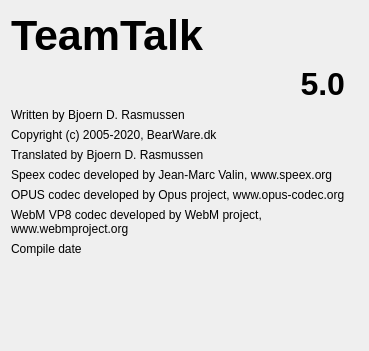
This is Client/qtTeamTalk/about.ui in BearWare/TeamTalk5 as Qt 5 draws it before an edit. The edited form follows.
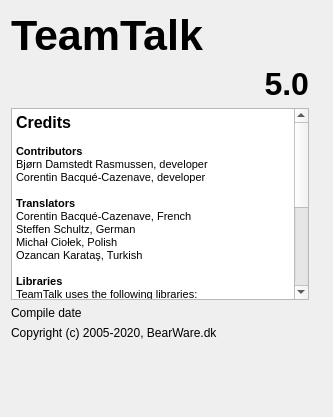
This is the edited form.

Commit message: Added 'Credits' to About-dialog

The edit to the form file:
```diff
--- a/Client/qtTeamTalk/about.ui
+++ b/Client/qtTeamTalk/about.ui
@@ -7,7 +7,7 @@
     <x>0</x>
     <y>0</y>
     <width>333</width>
-    <height>351</height>
+    <height>417</height>
    </rect>
   </property>
   <property name="windowTitle">
@@ -68,55 +68,41 @@
       </layout>
      </item>
      <item>
-      <widget class="QLabel" name="label_3">
-       <property name="text">
-        <string>Written by Bjoern D. Rasmussen</string>
+      <widget class="QTextBrowser" name="textBrowser">
+       <property name="html">
+        <string>&lt;!DOCTYPE HTML PUBLIC &quot;-//W3C//DTD HTML 4.0//EN&quot; &quot;http://www.w3.org/TR/REC-html40/strict.dtd&quot;&gt;
+&lt;html&gt;&lt;head&gt;&lt;meta name=&quot;qrichtext&quot; content=&quot;1&quot; /&gt;&lt;style type=&quot;text/css&quot;&gt;
+p, li { white-space: pre-wrap; }
+&lt;/style&gt;&lt;/head&gt;&lt;body style=&quot; font-family:'MS Shell Dlg 2'; font-size:8.25pt; font-weight:400; font-style:normal;&quot;&gt;
+&lt;p style=&quot; margin-top:0px; margin-bottom:0px; margin-left:0px; margin-right:0px; -qt-block-indent:0; text-indent:0px;&quot;&gt;&lt;span style=&quot; font-family:'MS Shell Dlg 2'; font-size:12pt; font-weight:600;&quot;&gt;Credits&lt;/span&gt;&lt;/p&gt;
+&lt;p style=&quot;-qt-paragraph-type:empty; margin-top:0px; margin-bottom:0px; margin-left:0px; margin-right:0px; -qt-block-indent:0; text-indent:0px; font-family:'MS Shell Dlg 2'; font-weight:600;&quot;&gt;&lt;br /&gt;&lt;/p&gt;
+&lt;p style=&quot; margin-top:0px; margin-bottom:0px; margin-left:0px; margin-right:0px; -qt-block-indent:0; text-indent:0px;&quot;&gt;&lt;span style=&quot; font-family:'MS Shell Dlg 2'; font-weight:600;&quot;&gt;Contributors&lt;/span&gt;&lt;/p&gt;
+&lt;p style=&quot; margin-top:0px; margin-bottom:0px; margin-left:0px; margin-right:0px; -qt-block-indent:0; text-indent:0px;&quot;&gt;&lt;span style=&quot; font-family:'MS Shell Dlg 2';&quot;&gt;Bjørn Damstedt Rasmussen, developer&lt;/span&gt;&lt;/p&gt;
+&lt;p style=&quot; margin-top:0px; margin-bottom:0px; margin-left:0px; margin-right:0px; -qt-block-indent:0; text-indent:0px;&quot;&gt;&lt;span style=&quot; font-family:'MS Shell Dlg 2';&quot;&gt;Corentin Bacqué-Cazenave, developer&lt;/span&gt;&lt;/p&gt;
+&lt;p style=&quot;-qt-paragraph-type:empty; margin-top:0px; margin-bottom:0px; margin-left:0px; margin-right:0px; -qt-block-indent:0; text-indent:0px; font-family:'MS Shell Dlg 2';&quot;&gt;&lt;br /&gt;&lt;/p&gt;
+&lt;p style=&quot; margin-top:0px; margin-bottom:0px; margin-left:0px; margin-right:0px; -qt-block-indent:0; text-indent:0px;&quot;&gt;&lt;span style=&quot; font-family:'MS Shell Dlg 2'; font-weight:600;&quot;&gt;Translators&lt;/span&gt;&lt;/p&gt;
+&lt;p style=&quot; margin-top:0px; margin-bottom:0px; margin-left:0px; margin-right:0px; -qt-block-indent:0; text-indent:0px;&quot;&gt;&lt;span style=&quot; font-family:'MS Shell Dlg 2';&quot;&gt;Corentin Bacqué-Cazenave, French&lt;/span&gt;&lt;/p&gt;
+&lt;p style=&quot; margin-top:0px; margin-bottom:0px; margin-left:0px; margin-right:0px; -qt-block-indent:0; text-indent:0px;&quot;&gt;&lt;span style=&quot; font-family:'MS Shell Dlg 2';&quot;&gt;Steffen Schultz, German&lt;/span&gt;&lt;/p&gt;
+&lt;p style=&quot; margin-top:0px; margin-bottom:0px; margin-left:0px; margin-right:0px; -qt-block-indent:0; text-indent:0px;&quot;&gt;&lt;span style=&quot; font-family:'MS Shell Dlg 2';&quot;&gt;Michał Ciołek, Polish&lt;/span&gt;&lt;/p&gt;
+&lt;p style=&quot; margin-top:0px; margin-bottom:0px; margin-left:0px; margin-right:0px; -qt-block-indent:0; text-indent:0px;&quot;&gt;&lt;span style=&quot; font-family:'MS Shell Dlg 2';&quot;&gt;Ozancan Karataş, Turkish&lt;/span&gt;&lt;/p&gt;
+&lt;p style=&quot;-qt-paragraph-type:empty; margin-top:0px; margin-bottom:0px; margin-left:0px; margin-right:0px; -qt-block-indent:0; text-indent:0px; font-family:'MS Shell Dlg 2';&quot;&gt;&lt;br /&gt;&lt;/p&gt;
+&lt;p style=&quot; margin-top:0px; margin-bottom:0px; margin-left:0px; margin-right:0px; -qt-block-indent:0; text-indent:0px;&quot;&gt;&lt;span style=&quot; font-family:'MS Shell Dlg 2'; font-weight:600;&quot;&gt;Libraries&lt;/span&gt;&lt;/p&gt;
+&lt;p style=&quot; margin-top:0px; margin-bottom:0px; margin-left:0px; margin-right:0px; -qt-block-indent:0; text-indent:0px;&quot;&gt;&lt;span style=&quot; font-family:'MS Shell Dlg 2';&quot;&gt;TeamTalk uses the following libraries:&lt;/span&gt;&lt;/p&gt;
+&lt;p style=&quot; margin-top:0px; margin-bottom:0px; margin-left:0px; margin-right:0px; -qt-block-indent:0; text-indent:0px;&quot;&gt;&lt;a href=&quot;https://www.dre.vanderbilt.edu/~schmidt/ACE.html&quot;&gt;&lt;span style=&quot; font-family:'MS Shell Dlg 2'; font-size:8pt; text-decoration: underline; color:#0000ff;&quot;&gt;ACE&lt;/span&gt;&lt;/a&gt;&lt;/p&gt;
+&lt;p style=&quot; margin-top:0px; margin-bottom:0px; margin-left:0px; margin-right:0px; -qt-block-indent:0; text-indent:0px;&quot;&gt;&lt;a href=&quot;http://ffmpeg.org/&quot;&gt;&lt;span style=&quot; font-family:'MS Shell Dlg 2'; font-size:8pt; text-decoration: underline; color:#0000ff;&quot;&gt;FFmpeg&lt;/span&gt;&lt;/a&gt;&lt;/p&gt;
+&lt;p style=&quot; margin-top:0px; margin-bottom:0px; margin-left:0px; margin-right:0px; -qt-block-indent:0; text-indent:0px;&quot;&gt;&lt;a href=&quot;https://xiph.org/&quot;&gt;&lt;span style=&quot; font-family:'MS Shell Dlg 2'; font-size:8pt; text-decoration: underline; color:#0000ff;&quot;&gt;OGG&lt;/span&gt;&lt;/a&gt;&lt;/p&gt;
+&lt;p style=&quot; margin-top:0px; margin-bottom:0px; margin-left:0px; margin-right:0px; -qt-block-indent:0; text-indent:0px;&quot;&gt;&lt;a href=&quot;http://www.openssl.org&quot;&gt;&lt;span style=&quot; font-family:'MS Shell Dlg 2'; font-size:8pt; text-decoration: underline; color:#0000ff;&quot;&gt;OpenSSL&lt;/span&gt;&lt;/a&gt;&lt;/p&gt;
+&lt;p style=&quot; margin-top:0px; margin-bottom:0px; margin-left:0px; margin-right:0px; -qt-block-indent:0; text-indent:0px;&quot;&gt;&lt;a href=&quot;https://xiph.org/&quot;&gt;&lt;span style=&quot; font-family:'MS Shell Dlg 2'; font-size:8pt; text-decoration: underline; color:#0000ff;&quot;&gt;OPUS&lt;/span&gt;&lt;/a&gt;&lt;/p&gt;
+&lt;p style=&quot; margin-top:0px; margin-bottom:0px; margin-left:0px; margin-right:0px; -qt-block-indent:0; text-indent:0px;&quot;&gt;&lt;a href=&quot;https://xiph.org/&quot;&gt;&lt;span style=&quot; font-family:'MS Shell Dlg 2'; font-size:8pt; text-decoration: underline; color:#0000ff;&quot;&gt;OPUS-tools&lt;/span&gt;&lt;/a&gt;&lt;/p&gt;
+&lt;p style=&quot; margin-top:0px; margin-bottom:0px; margin-left:0px; margin-right:0px; -qt-block-indent:0; text-indent:0px;&quot;&gt;&lt;a href=&quot;http://portaudio.com/&quot;&gt;&lt;span style=&quot; font-family:'MS Shell Dlg 2'; font-size:8pt; text-decoration: underline; color:#0000ff;&quot;&gt;PortAudio&lt;/span&gt;&lt;/a&gt;&lt;/p&gt;
+&lt;p style=&quot; margin-top:0px; margin-bottom:0px; margin-left:0px; margin-right:0px; -qt-block-indent:0; text-indent:0px;&quot;&gt;&lt;a href=&quot;http://qt.io&quot;&gt;&lt;span style=&quot; font-family:'MS Shell Dlg 2'; font-size:8pt; text-decoration: underline; color:#0000ff;&quot;&gt;Qt&lt;/span&gt;&lt;/a&gt;&lt;/p&gt;
+&lt;p style=&quot; margin-top:0px; margin-bottom:0px; margin-left:0px; margin-right:0px; -qt-block-indent:0; text-indent:0px;&quot;&gt;&lt;a href=&quot;https://xiph.org/&quot;&gt;&lt;span style=&quot; font-family:'MS Shell Dlg 2'; font-size:8pt; text-decoration: underline; color:#0000ff;&quot;&gt;Speex&lt;/span&gt;&lt;/a&gt;&lt;/p&gt;
+&lt;p style=&quot; margin-top:0px; margin-bottom:0px; margin-left:0px; margin-right:0px; -qt-block-indent:0; text-indent:0px;&quot;&gt;&lt;a href=&quot;https://xiph.org/&quot;&gt;&lt;span style=&quot; font-family:'MS Shell Dlg 2'; font-size:8pt; text-decoration: underline; color:#0000ff;&quot;&gt;SpeexDSP&lt;/span&gt;&lt;/a&gt;&lt;/p&gt;
+&lt;p style=&quot; margin-top:0px; margin-bottom:0px; margin-left:0px; margin-right:0px; -qt-block-indent:0; text-indent:0px;&quot;&gt;&lt;a href=&quot;http://www.grinninglizard.com/tinyxml/&quot;&gt;&lt;span style=&quot; font-family:'MS Shell Dlg 2'; font-size:8pt; text-decoration: underline; color:#0000ff;&quot;&gt;TinyXML&lt;/span&gt;&lt;/a&gt;&lt;/p&gt;
+&lt;p style=&quot; margin-top:0px; margin-bottom:0px; margin-left:0px; margin-right:0px; -qt-block-indent:0; text-indent:0px;&quot;&gt;&lt;a href=&quot;https://www.webmproject.org/&quot;&gt;&lt;span style=&quot; font-family:'MS Shell Dlg 2'; font-size:8pt; text-decoration: underline; color:#0000ff;&quot;&gt;WebM&lt;/span&gt;&lt;/a&gt;&lt;/p&gt;
+&lt;p style=&quot; margin-top:0px; margin-bottom:0px; margin-left:0px; margin-right:0px; -qt-block-indent:0; text-indent:0px;&quot;&gt;&lt;a href=&quot;https://zlib.net/&quot;&gt;&lt;span style=&quot; font-family:'MS Shell Dlg 2'; font-size:8pt; text-decoration: underline; color:#0000ff;&quot;&gt;Zlib&lt;/span&gt;&lt;/a&gt;&lt;/p&gt;&lt;/body&gt;&lt;/html&gt;</string>
        </property>
-       <property name="wordWrap">
-        <bool>true</bool>
-       </property>
-      </widget>
-     </item>
-     <item>
-      <widget class="QLabel" name="label_4">
-       <property name="text">
-        <string notr="true">Copyright (c) 2005-2020, BearWare.dk</string>
-       </property>
-       <property name="wordWrap">
-        <bool>true</bool>
-       </property>
-      </widget>
-     </item>
-     <item>
-      <widget class="QLabel" name="translationLabel">
-       <property name="text">
-        <string>Translated by Bjoern D. Rasmussen</string>
-       </property>
-      </widget>
-     </item>
-     <item>
-      <widget class="QLabel" name="label_5">
-       <property name="text">
-        <string>Speex codec developed by Jean-Marc Valin, www.speex.org</string>
-       </property>
-       <property name="wordWrap">
-        <bool>true</bool>
-       </property>
-      </widget>
-     </item>
-     <item>
-      <widget class="QLabel" name="label_6">
-       <property name="text">
-        <string>OPUS codec developed by Opus project, www.opus-codec.org</string>
-       </property>
-      </widget>
-     </item>
-     <item>
-      <widget class="QLabel" name="label_2">
-       <property name="text">
-        <string>WebM VP8 codec developed by WebM project, www.webmproject.org</string>
-       </property>
-       <property name="wordWrap">
+       <property name="openExternalLinks">
         <bool>true</bool>
        </property>
       </widget>
@@ -131,6 +117,16 @@
        </property>
       </widget>
      </item>
+     <item>
+      <widget class="QLabel" name="label_4">
+       <property name="text">
+        <string notr="true">Copyright (c) 2005-2020, BearWare.dk</string>
+       </property>
+       <property name="wordWrap">
+        <bool>true</bool>
+       </property>
+      </widget>
+     </item>
      <item>
       <spacer name="verticalSpacer">
        <property name="orientation">
```
